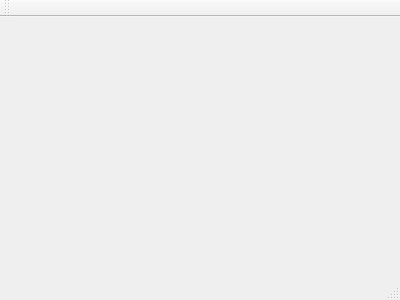
First picture: the form in GIS_Project/mainwindow.ui, repository WZhutian/GIS_Project, before the edit.
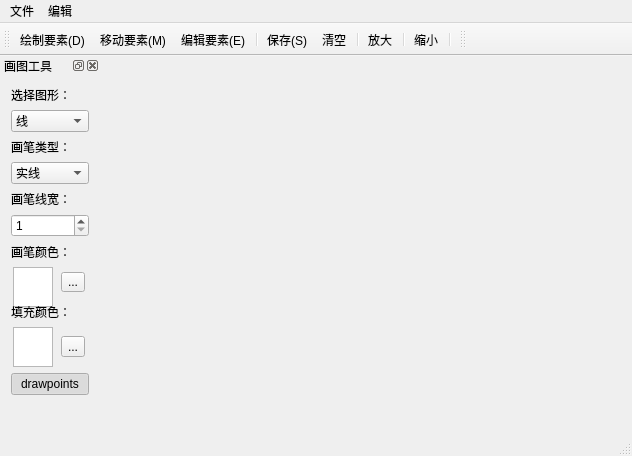
Second picture: the form after the edit. Icons and pictures are not drawn.

Diff of the .ui file:
```diff
--- a/GIS_Project/mainwindow.ui
+++ b/GIS_Project/mainwindow.ui
@@ -1,24 +1,464 @@
 <ui version="4.0">
  <class>MainWindow</class>
- <widget class="QMainWindow" name="MainWindow" >
-  <property name="geometry" >
+ <widget class="QMainWindow" name="MainWindow">
+  <property name="geometry">
    <rect>
     <x>0</x>
     <y>0</y>
-    <width>400</width>
-    <height>300</height>
+    <width>632</width>
+    <height>456</height>
    </rect>
   </property>
   <property name="windowTitle" >
    <string>MainWindow</string>
   </property>
-  <widget class="QMenuBar" name="menuBar" />
-  <widget class="QToolBar" name="mainToolBar" />
-  <widget class="QWidget" name="centralWidget" />
-  <widget class="QStatusBar" name="statusBar" />
+  <widget class="QWidget" name="centralWidget"/>
+  <widget class="QMenuBar" name="menuBar">
+   <property name="geometry">
+    <rect>
+     <x>0</x>
+     <y>0</y>
+     <width>632</width>
+     <height>23</height>
+    </rect>
+   </property>
+   <widget class="QMenu" name="menu">
+    <property name="title">
+     <string>文件</string>
+    </property>
+    <addaction name="action_Exit"/>
+   </widget>
+   <widget class="QMenu" name="menu_2">
+    <property name="title">
+     <string>编辑</string>
+    </property>
+   </widget>
+   <addaction name="menu"/>
+   <addaction name="menu_2"/>
+  </widget>
+  <widget class="QStatusBar" name="statusBar"/>
+  <widget class="QToolBar" name="mainToolBar">
+   <attribute name="toolBarArea">
+    <enum>TopToolBarArea</enum>
+   </attribute>
+   <attribute name="toolBarBreak">
+    <bool>false</bool>
+   </attribute>
+   <addaction name="action_Draw"/>
+   <addaction name="action_Move"/>
+   <addaction name="action_Edit"/>
+   <addaction name="separator"/>
+   <addaction name="action_Save"/>
+   <addaction name="action_Clear"/>
+   <addaction name="separator"/>
+   <addaction name="action_ZoomIn"/>
+   <addaction name="separator"/>
+   <addaction name="action_ZoomOut"/>
+   <addaction name="separator"/>
+  </widget>
+  <widget class="QDockWidget" name="dockWidget">
+   <property name="maximumSize">
+    <size>
+     <width>100</width>
+     <height>350</height>
+    </size>
+   </property>
+   <property name="windowTitle">
+    <string>画图工具</string>
+   </property>
+   <attribute name="dockWidgetArea">
+    <number>1</number>
+   </attribute>
+   <widget class="QWidget" name="dockWidgetContents">
+    <layout class="QVBoxLayout" name="verticalLayout_6">
+     <item>
+      <layout class="QVBoxLayout" name="verticalLayout">
+       <item>
+        <widget class="QLabel" name="label">
+         <property name="text">
+          <string>选择图形：</string>
+         </property>
+        </widget>
+       </item>
+       <item>
+        <widget class="QComboBox" name="shapeComboBox">
+         <property name="currentText">
+          <string>线</string>
+         </property>
+         <property name="maxCount">
+          <number>2147483642</number>
+         </property>
+         <item>
+          <property name="text">
+           <string>线</string>
+          </property>
+          <property name="icon">
+           <iconset resource="ICON/icon.qrc">
+            <normaloff>:/new/prefix1/polyline.png</normaloff>:/new/prefix1/polyline.png</iconset>
+          </property>
+         </item>
+         <item>
+          <property name="text">
+           <string>面</string>
+          </property>
+          <property name="icon">
+           <iconset resource="ICON/icon.qrc">
+            <normaloff>:/new/prefix1/polygon.png</normaloff>:/new/prefix1/polygon.png</iconset>
+          </property>
+         </item>
+        </widget>
+       </item>
+      </layout>
+     </item>
+     <item>
+      <spacer name="verticalSpacer">
+       <property name="orientation">
+        <enum>Qt::Vertical</enum>
+       </property>
+       <property name="sizeHint" stdset="0">
+        <size>
+         <width>20</width>
+         <height>11</height>
+        </size>
+       </property>
+      </spacer>
+     </item>
+     <item>
+      <layout class="QVBoxLayout" name="verticalLayout_2">
+       <item>
+        <widget class="QLabel" name="label_2">
+         <property name="text">
+          <string>画笔类型：</string>
+         </property>
+        </widget>
+       </item>
+       <item>
+        <widget class="QComboBox" name="penStyleComboBox">
+         <item>
+          <property name="text">
+           <string>实线</string>
+          </property>
+         </item>
+         <item>
+          <property name="text">
+           <string>虚线</string>
+          </property>
+         </item>
+        </widget>
+       </item>
+      </layout>
+     </item>
+     <item>
+      <spacer name="verticalSpacer_2">
+       <property name="orientation">
+        <enum>Qt::Vertical</enum>
+       </property>
+       <property name="sizeHint" stdset="0">
+        <size>
+         <width>20</width>
+         <height>11</height>
+        </size>
+       </property>
+      </spacer>
+     </item>
+     <item>
+      <layout class="QVBoxLayout" name="verticalLayout_3">
+       <item>
+        <widget class="QLabel" name="label_3">
+         <property name="text">
+          <string>画笔线宽：</string>
+         </property>
+        </widget>
+       </item>
+       <item>
+        <widget class="QSpinBox" name="penWidthSpinBox">
+         <property name="minimum">
+          <number>1</number>
+         </property>
+         <property name="value">
+          <number>1</number>
+         </property>
+        </widget>
+       </item>
+      </layout>
+     </item>
+     <item>
+      <spacer name="verticalSpacer_3">
+       <property name="orientation">
+        <enum>Qt::Vertical</enum>
+       </property>
+       <property name="sizeHint" stdset="0">
+        <size>
+         <width>20</width>
+         <height>12</height>
+        </size>
+       </property>
+      </spacer>
+     </item>
+     <item>
+      <layout class="QVBoxLayout" name="verticalLayout_5">
+       <item>
+        <widget class="QLabel" name="label_4">
+         <property name="text">
+          <string>画笔颜色：</string>
+         </property>
+        </widget>
+       </item>
+       <item>
+        <layout class="QGridLayout" name="gridLayout">
+         <item row="0" column="0">
+          <widget class="QTextBrowser" name="textBrowser_Pen">
+           <property name="minimumSize">
+            <size>
+             <width>20</width>
+             <height>40</height>
+            </size>
+           </property>
+           <property name="maximumSize">
+            <size>
+             <width>40</width>
+             <height>40</height>
+            </size>
+           </property>
+          </widget>
+         </item>
+         <item row="0" column="1">
+          <widget class="QToolButton" name="penColorToolButton">
+           <property name="maximumSize">
+            <size>
+             <width>16777215</width>
+             <height>20</height>
+            </size>
+           </property>
+           <property name="text">
+            <string>...</string>
+           </property>
+          </widget>
+         </item>
+        </layout>
+       </item>
+      </layout>
+     </item>
+     <item>
+      <spacer name="verticalSpacer_4">
+       <property name="orientation">
+        <enum>Qt::Vertical</enum>
+       </property>
+       <property name="sizeHint" stdset="0">
+        <size>
+         <width>20</width>
+         <height>11</height>
+        </size>
+       </property>
+      </spacer>
+     </item>
+     <item>
+      <widget class="QLabel" name="label_6">
+       <property name="text">
+        <string>填充颜色：</string>
+       </property>
+      </widget>
+     </item>
+     <item>
+      <layout class="QVBoxLayout" name="verticalLayout_4">
+       <item>
+        <layout class="QGridLayout" name="gridLayout_2">
+         <item row="0" column="0">
+          <widget class="QTextBrowser" name="textBrowser_Brush">
+           <property name="minimumSize">
+            <size>
+             <width>40</width>
+             <height>40</height>
+            </size>
+           </property>
+           <property name="maximumSize">
+            <size>
+             <width>40</width>
+             <height>40</height>
+            </size>
+           </property>
+          </widget>
+         </item>
+         <item row="0" column="1">
+          <widget class="QToolButton" name="brushColorToolButton">
+           <property name="text">
+            <string>...</string>
+           </property>
+          </widget>
+         </item>
+        </layout>
+       </item>
+      </layout>
+     </item>
+     <item>
+      <layout class="QVBoxLayout" name="verticalLayout_7">
+       <item>
+        <widget class="QPushButton" name="drawpoints">
+         <property name="mouseTracking">
+          <bool>true</bool>
+         </property>
+         <property name="acceptDrops">
+          <bool>true</bool>
+         </property>
+         <property name="text">
+          <string>drawpoints</string>
+         </property>
+         <property name="checkable">
+          <bool>true</bool>
+         </property>
+         <property name="checked">
+          <bool>true</bool>
+         </property>
+        </widget>
+       </item>
+      </layout>
+     </item>
+     <item>
+      <spacer name="verticalSpacer_5">
+       <property name="orientation">
+        <enum>Qt::Vertical</enum>
+       </property>
+       <property name="sizeHint" stdset="0">
+        <size>
+         <width>20</width>
+         <height>40</height>
+        </size>
+       </property>
+      </spacer>
+     </item>
+    </layout>
+    <zorder>verticalSpacer</zorder>
+    <zorder>verticalSpacer_2</zorder>
+    <zorder>verticalSpacer_3</zorder>
+    <zorder>verticalSpacer_4</zorder>
+    <zorder>verticalSpacer_5</zorder>
+    <zorder>label_6</zorder>
+   </widget>
+  </widget>
+  <widget class="QToolBar" name="toolBar">
+   <property name="windowTitle">
+    <string>toolBar</string>
+   </property>
+   <attribute name="toolBarArea">
+    <enum>TopToolBarArea</enum>
+   </attribute>
+   <attribute name="toolBarBreak">
+    <bool>false</bool>
+   </attribute>
+  </widget>
+  <action name="action_Move">
+   <property name="checkable">
+    <bool>true</bool>
+   </property>
+   <property name="icon">
+    <iconset resource="ICON/icon.qrc">
+     <normaloff>:/new/prefix1/move.png</normaloff>:/new/prefix1/move.png</iconset>
+   </property>
+   <property name="text">
+    <string>移动要素(&amp;M)</string>
+   </property>
+   <property name="shortcut">
+    <string>Ctrl+M</string>
+   </property>
+  </action>
+  <action name="action_Edit">
+   <property name="checkable">
+    <bool>true</bool>
+   </property>
+   <property name="icon">
+    <iconset resource="ICON/icon.qrc">
+     <normaloff>:/new/prefix1/edit.png</normaloff>:/new/prefix1/edit.png</iconset>
+   </property>
+   <property name="text">
+    <string>编辑要素(&amp;E)</string>
+   </property>
+   <property name="shortcut">
+    <string>Ctrl+E</string>
+   </property>
+  </action>
+  <action name="action_Save">
+   <property name="icon">
+    <iconset resource="ICON/icon.qrc">
+     <normaloff>:/new/prefix1/save.ico</normaloff>:/new/prefix1/save.ico</iconset>
+   </property>
+   <property name="text">
+    <string>保存(&amp;S)</string>
+   </property>
+   <property name="shortcut">
+    <string>Ctrl+S</string>
+   </property>
+  </action>
+  <action name="action_ZoomIn">
+   <property name="icon">
+    <iconset resource="ICON/icon.qrc">
+     <normaloff>:/new/prefix1/zoom_in.ico</normaloff>:/new/prefix1/zoom_in.ico</iconset>
+   </property>
+   <property name="text">
+    <string>放大</string>
+   </property>
+   <property name="shortcut">
+    <string>Shift+Up</string>
+   </property>
+  </action>
+  <action name="action_ZoomOut">
+   <property name="icon">
+    <iconset resource="ICON/icon.qrc">
+     <normaloff>:/new/prefix1/zoom_out.ico</normaloff>:/new/prefix1/zoom_out.ico</iconset>
+   </property>
+   <property name="text">
+    <string>缩小</string>
+   </property>
+   <property name="shortcut">
+    <string>Shift+Down</string>
+   </property>
+  </action>
+  <action name="action_Rotate">
+   <property name="text">
+    <string>旋转</string>
+   </property>
+  </action>
+  <action name="action_Clear">
+   <property name="icon">
+    <iconset resource="ICON/icon.qrc">
+     <normaloff>:/new/prefix1/delete.png</normaloff>:/new/prefix1/delete.png</iconset>
+   </property>
+   <property name="text">
+    <string>清空</string>
+   </property>
+   <property name="shortcut">
+    <string>Shift+Del</string>
+   </property>
+  </action>
+  <action name="action_Draw">
+   <property name="checkable">
+    <bool>true</bool>
+   </property>
+   <property name="icon">
+    <iconset resource="ICON/icon.qrc">
+     <normaloff>:/new/prefix1/NewShape.ico</normaloff>:/new/prefix1/NewShape.ico</iconset>
+   </property>
+   <property name="text">
+    <string>绘制要素(&amp;D)</string>
+   </property>
+   <property name="toolTip">
+    <string>绘制要素(D)</string>
+   </property>
+   <property name="shortcut">
+    <string>Ctrl+D</string>
+   </property>
+  </action>
+  <action name="action_Exit">
+   <property name="text">
+    <string>退出(&amp;E)</string>
+   </property>
+   <property name="shortcut">
+    <string>Esc</string>
+   </property>
+  </action>
  </widget>
- <layoutDefault spacing="6" margin="11" />
- <pixmapfunction></pixmapfunction>
- <resources/>
+ <layoutdefault spacing="6" margin="11"/>
+ <resources>
+  <include location="ICON/icon.qrc"/>
+ </resources>
  <connections/>
 </ui>
```
Left out of the diff: 6 changed lines with no effect on the pictures.
